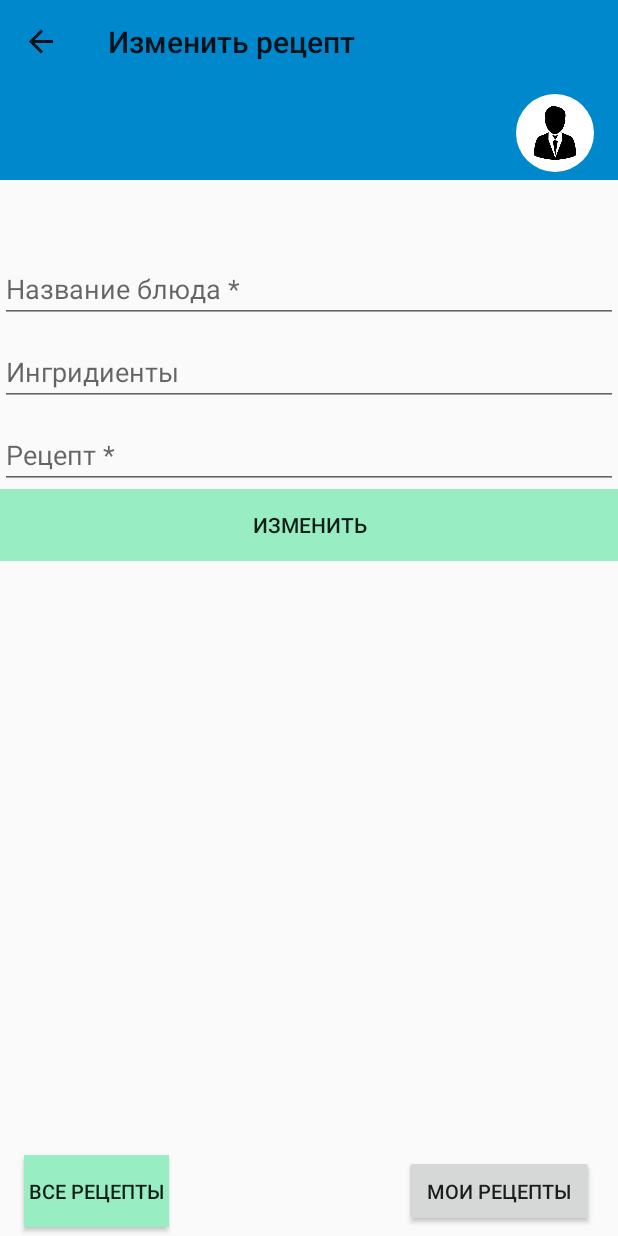
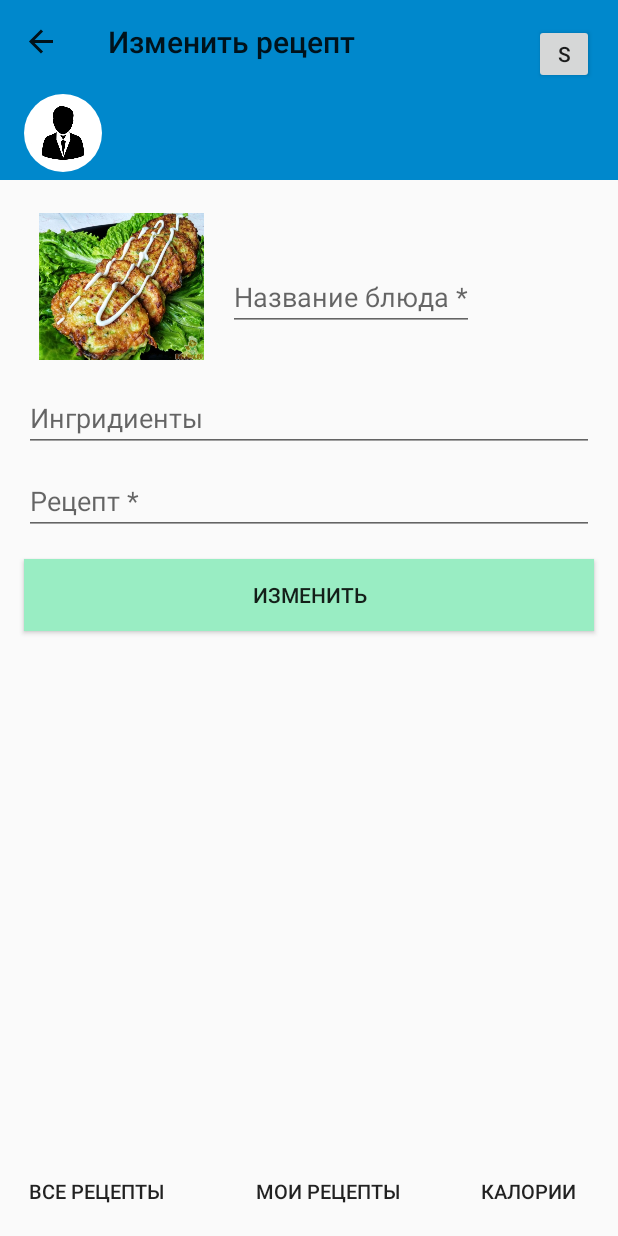
Before and after one commit to NikitaPetrenko17488/povar_v1, an Android app: the fragment3 screen opened through its navigation route, on a phone screen of 412 x 824 dp. Run offline under Robolectric (Android 15) with nearby library versions, the phone set to English and light mode, and no system bars; our stand-ins replace CircleImageView, Firebase (no records; nobody signed in at launch, a user with empty details on screens opened directly), navigation-ui.

Commit message:
сделал редактирование профиля, редактирование рецепта(работает малясь не правильно)

```diff
--- a/app/src/main/AndroidManifest.xml
+++ b/app/src/main/AndroidManifest.xml
@@ -21,7 +21,7 @@
         </activity>
 
         <activity android:name=".activity.MainActivity"
-            android:windowSoftInputMode="adjustResize">
+            android:windowSoftInputMode="adjustNothing">
         </activity>
         <activity android:name=".activity.AdminActivity"
             android:windowSoftInputMode="adjustResize">
--- a/app/src/main/java/com/example/povar/fragments/UpdateRecepts.kt
+++ b/app/src/main/java/com/example/povar/fragments/UpdateRecepts.kt
@@ -1,10 +1,12 @@
 package com.example.povar.fragments
 
 import android.os.Bundle
+import android.util.Log
 import androidx.fragment.app.Fragment
 import android.view.LayoutInflater
 import android.view.View
 import android.view.ViewGroup
+import android.widget.EditText
 import android.widget.Toast
 import com.example.povar.R
 import com.example.povar.ui.*
@@ -22,10 +24,16 @@ class fragment3 : Fragment() {
 
     override fun onStart() {
         super.onStart()
+        Avotzapolnenie()
         button_update.setOnClickListener { updateRecept() }  // если клик по кнопке вызвать метод
     }
 
     private fun updateRecept() {
+
+
+
+
+
         if (EditTextNameUpdate.text.toString().isEmpty()) {  // если пусто в названии блюда, то
             Toast.makeText(activity, "Введите название бюда", Toast.LENGTH_SHORT).show()
 
@@ -41,7 +49,7 @@ class fragment3 : Fragment() {
                     EditTextIngridientUpdate.text.toString() //запись в перемнную из ЕдитТекст
                 val formula =
                     EditTextFormulaUpdate.text.toString()// запись в перемнную из ЕдитТекст
-                val uid = AUTH.currentUser?.uid.toString()
+
                 val dateMap =
                     mutableMapOf<String, Any>() //создаем мапу , что бы разом передать в бд
                 dateMap[CHIELD_RECEPT_ID]
@@ -52,7 +60,7 @@ class fragment3 : Fragment() {
 
                 REF_DABATABSE_ROOT.child(NODE_RECEPTS).child(name).updateChildren(dateMap)
 
-                replaceFragment(fragment1())
+                replaceFragment(fragment5())
 
                 Toast.makeText(activity, "Блюдо успешно обновлено..", Toast.LENGTH_SHORT).show()
             }
@@ -68,6 +76,19 @@ class fragment3 : Fragment() {
         return inflater.inflate(R.layout.fragment_update, container, false)
 
     }
+fun Avotzapolnenie()
+{
+    Log.d(STORAGE_FOR_RECYCLE_RECEPT.name,"xuy")
 
+    var avtozagrNameUpdateRecept=
+        activity!!.findViewById<EditText>(R.id.EditTextNameUpdate)
+    avtozagrNameUpdateRecept.setText(STORAGE_FOR_RECYCLE_RECEPT.name)
+    var avtozagrIngridientsUpdateRecept=
+        activity!!.findViewById<EditText>(R.id.EditTextIngridientUpdate)
+    avtozagrIngridientsUpdateRecept.setText(STORAGE_FOR_RECYCLE_RECEPT.ingridients)
+    var avtozagrFormulaUpdateRecept=
+        activity!!.findViewById<EditText>(R.id.EditTextFormulaUpdate)
+    avtozagrFormulaUpdateRecept.setText(STORAGE_FOR_RECYCLE_RECEPT.formula)
+}
 
 }
--- a/app/src/main/res/layout/activity_main.xml
+++ b/app/src/main/res/layout/activity_main.xml
@@ -8,18 +8,48 @@
     tools:context=".activity.MainActivity">
 
 
+
+    <Button
+        android:id="@+id/SettingsForActivity"
+        android:gravity="center"
+        android:layout_height="40dp"
+        android:layout_width="40dp"
+        app:layout_constraintEnd_toEndOf="parent"
+        app:layout_constraintTop_toTopOf="parent"
+        android:layout_marginTop="16dp"
+        android:layout_marginRight="16dp"
+
+            android:text="SETTINGS"
+
+
+        />
+
     <Button
         android:id="@+id/myRecept"
-        android:textSize="13dp"
-        app:layout_constraintBottom_toBottomOf="parent"
         android:layout_width="wrap_content"
         android:layout_height="wrap_content"
-        app:layout_constraintRight_toRightOf="parent"
-        android:text=" Мои рецепты "
         android:layout_marginRight="16dp"
         android:layout_marginBottom="6dp"
+        android:text=" Мои рецепты "
+        android:background="@null"
+        android:textSize="13dp"
+        android:layout_marginStart="16dp"
+        app:layout_constraintBottom_toBottomOf="parent"
+       app:layout_constraintEnd_toStartOf="@+id/dopFunc"
+        app:layout_constraintStart_toEndOf="@+id/AllRecept" />
 
-
+    <Button
+        android:id="@+id/dopFunc"
+        android:layout_width="wrap_content"
+        android:layout_height="wrap_content"
+        android:layout_marginRight="16dp"
+        android:layout_marginBottom="6dp"
+        android:text=" калории "
+        android:background="@null"
+        android:textSize="13dp"
+        android:layout_marginStart="16dp"
+        app:layout_constraintBottom_toBottomOf="parent"
+        app:layout_constraintRight_toRightOf="parent"
         />
 
     <Button
@@ -30,10 +60,9 @@
         android:text=" Все рецепты "
         android:layout_marginLeft="16dp"
         android:layout_marginBottom="6dp"
-
         android:textSize="13dp"
         app:layout_constraintLeft_toLeftOf="parent"
-        android:background="@color/fon_button"
+        android:background="@null"
         />
 
     <fragment
@@ -63,27 +92,26 @@
         android:id="@+id/circleImageViewForActivityMain"
         android:layout_width="52dp"
         android:layout_height="52dp"
-        android:layout_marginRight="16dp"
+        android:layout_marginLeft="16dp"
         android:layout_marginBottom="5dp"
         android:src="@drawable/user"
         app:layout_constraintBottom_toBottomOf="@id/LinearActivity"
 
-        app:layout_constraintRight_toRightOf="parent" />
+        app:layout_constraintLeft_toLeftOf="parent" />
 
     <TextView
         android:id="@+id/textViewNameforActivityMain"
         android:layout_width="wrap_content"
         android:layout_height="29dp"
         android:layout_marginTop="72dp"
-        app:layout_constraintEnd_toEndOf="parent"
-        android:text="Diman"
+        android:gravity="top"
+        android:text=""
         android:textSize="25dp"
         android:textStyle="bold"
-        android:gravity="top"
-       android:layout_marginRight="75dp"
-        app:layout_constraintTop_toTopOf="parent"
+        android:layout_marginLeft="16dp"
+        app:layout_constraintStart_toEndOf="@+id/circleImageViewForActivityMain"
 
-        />
+        app:layout_constraintTop_toTopOf="parent" />
 
 
 
--- a/app/src/main/res/layout/fragment_update.xml
+++ b/app/src/main/res/layout/fragment_update.xml
@@ -1,62 +1,78 @@
 <?xml version="1.0" encoding="utf-8"?>
-<FrameLayout xmlns:android="http://schemas.android.com/apk/res/android"
+<androidx.constraintlayout.widget.ConstraintLayout xmlns:android="http://schemas.android.com/apk/res/android"
     xmlns:tools="http://schemas.android.com/tools"
     android:layout_width="match_parent"
     android:layout_height="match_parent"
+    xmlns:app="http://schemas.android.com/apk/res-auto"
     tools:context=".fragments.fragment3">
 
-    <ScrollView
-        android:layout_width="match_parent"
-        android:layout_height="wrap_content"
-        >
-
-        <LinearLayout
-            android:layout_width="match_parent"
-            android:layout_height="wrap_content"
-            android:orientation="vertical"
-            >
 
 
+
+            <ImageView
+                android:id="@+id/ImageUpdateRecept"
+               android:layout_marginStart="26dp"
+                app:layout_constraintStart_toStartOf="parent"
+                android:layout_height="110dp"
+                android:layout_width="110dp"
+                android:layout_marginTop="26dp"
+                app:layout_constraintTop_toTopOf="parent"
+                tools:ignore="MissingConstraints"
+                android:src="@drawable/recept"
+                />
             <EditText
                 android:id="@+id/EditTextNameUpdate"
-                android:layout_width="match_parent"
+                android:layout_width="wrap_content"
                 android:layout_height="wrap_content"
-                android:layout_marginTop="60dp"
+                android:layout_marginTop="65dp"
                 android:hint="Название блюда *"
+                app:layout_constraintTop_toTopOf="parent"
+                android:maxLines="1"
+                android:layout_marginStart="16dp"
+                app:layout_constraintStart_toEndOf="@id/ImageUpdateRecept"
 
                 />
+
     <EditText
         android:id="@+id/EditTextIngridientUpdate"
         android:layout_width="match_parent"
         android:layout_height="wrap_content"
         android:layout_marginTop="10dp"
         android:hint="Ингридиенты"
-
-                />
+        android:layout_marginStart="16dp"
+        android:layout_marginEnd="16dp"
+        app:layout_constraintEnd_toEndOf="parent"
+        app:layout_constraintStart_toStartOf="parent"
+        app:layout_constraintTop_toBottomOf="@id/ImageUpdateRecept" />
 
             <EditText
                 android:id="@+id/EditTextFormulaUpdate"
                 android:layout_width="match_parent"
                 android:layout_height="wrap_content"
                 android:layout_marginTop="10dp"
-                android:hint="Рецепт *" />
+                android:hint="Рецепт *"
+                android:layout_marginStart="16dp"
+                android:layout_marginEnd="16dp"
+                app:layout_constraintTop_toBottomOf="@id/EditTextIngridientUpdate"
 
-            <LinearLayout
-                android:layout_width="match_parent"
-                android:layout_height="match_parent"
-                android:gravity="bottom"
-                android:orientation="vertical">
+                />
+
+
+
 
                 <Button
+                    app:layout_constraintTop_toBottomOf="@id/EditTextFormulaUpdate"
                     android:id="@+id/button_update"
                     android:layout_width="match_parent"
                     android:layout_height="wrap_content"
                     android:background="@color/fon_button"
+                    android:layout_marginTop="16dp"
+                    android:layout_marginStart="16dp"
+                    android:layout_marginEnd="16dp"
+                    android:text="Изменить" />
 
-                    android:text="Изменить" />
-            </LinearLayout>
 
-        </LinearLayout>
-    </ScrollView>
 
-</FrameLayout>
+
+
+</androidx.constraintlayout.widget.ConstraintLayout>
--- a/app/src/main/res/layout/list_item_recept.xml
+++ b/app/src/main/res/layout/list_item_recept.xml
@@ -17,7 +17,7 @@
         android:layout_width="90dp"
         android:layout_height="90dp"
         app:layout_constraintTop_toTopOf="parent"
-        android:src="@drawable/user"
+        android:src="@drawable/recept"
         tools:ignore="MissingConstraints" />
 
     <TextView
--- a/app/src/main/res/navigation/routes.xml
+++ b/app/src/main/res/navigation/routes.xml
@@ -11,20 +11,7 @@
         android:id="@+id/fragment1"
         android:name="com.example.povar.fragments.fragment1"
         android:label="@string/nazvanie_froma1"
-        tools:layout="@layout/fragment_start">
-        <action
-            android:id="@+id/action_fragment1_to_fragment2"
-            app:destination="@id/fragment2" />
-        <action
-            android:id="@+id/action_fragment1_to_fragment4"
-            app:destination="@id/fragment4" />
-        <action
-            android:id="@+id/action_fragment1_to_fragment5"
-            app:destination="@id/fragment5" />
-        <action
-            android:id="@+id/action_fragment1_to_fragment3"
-            app:destination="@id/fragment3" />
-    </fragment>
+        tools:layout="@layout/fragment_start"/>
     <fragment
         android:id="@+id/fragment2"
         android:name="com.example.povar.fragments.fragment2"
@@ -47,7 +34,24 @@
         tools:layout="@layout/fragment_view1" >
         <action
             android:id="@+id/action_fragment5_to_profileUsers"
-            app:destination="@id/profileUsers" />
+            app:destination="@id/profileUsers"
+            app:enterAnim="@android:anim/fade_in"
+            app:exitAnim="@android:anim/fade_out"
+            app:popEnterAnim="@android:anim/fade_in"
+            app:popExitAnim="@android:anim/fade_out" />
+        <action
+            android:id="@+id/action_fragment5_to_fragment3"
+            app:destination="@id/fragment3"
+            app:enterAnim="@android:anim/fade_in"
+            app:exitAnim="@android:anim/fade_out"
+            app:popEnterAnim="@android:anim/fade_in"
+            app:popExitAnim="@android:anim/fade_out" />
+        <action
+            android:id="@+id/action_fragment5_to_fragment2"
+            app:destination="@id/fragment2" />
+        <action
+            android:id="@+id/action_fragment5_to_fragment4"
+            app:destination="@id/fragment4" />
     </fragment>
     <fragment
         android:id="@+id/editNumberFragment"
@@ -55,12 +59,12 @@
         android:label="Регистрация"
         tools:layout="@layout/fragment_edit_number">
         <action
-            android:id="@+id/action_editNumberFragment_to_fragment1"
-            app:destination="@id/fragment1"
-            app:enterAnim="@anim/nav_default_pop_enter_anim" />
-        <action
             android:id="@+id/action_editNumberFragment_to_fragment5"
-            app:destination="@id/fragment5" />
+            app:destination="@id/fragment5"
+            app:enterAnim="@android:anim/fade_in"
+            app:exitAnim="@android:anim/fade_out"
+            app:popEnterAnim="@android:anim/fade_in"
+            app:popExitAnim="@android:anim/fade_out" />
     </fragment>
     <fragment
         android:id="@+id/editCodeFragment"
@@ -75,11 +79,12 @@
             app:popEnterAnim="@android:anim/fade_in"
             app:popExitAnim="@android:anim/fade_out" />
         <action
-            android:id="@+id/action_editCodeFragment_to_fragment1"
-            app:destination="@id/fragment1" />
-        <action
             android:id="@+id/action_editCodeFragment_to_viewUsersForAdmin"
-            app:destination="@id/viewUsersForAdmin" />
+            app:destination="@id/viewUsersForAdmin"
+            app:enterAnim="@android:anim/fade_in"
+            app:exitAnim="@android:anim/fade_out"
+            app:popEnterAnim="@android:anim/fade_in"
+            app:popExitAnim="@android:anim/fade_out" />
     </fragment>
     <fragment
         android:id="@+id/viewUsersForAdmin"
@@ -90,5 +95,14 @@
         android:id="@+id/profileUsers"
         android:name="com.example.povar.fragments.ProfileUsers"
         android:label="Мой профиль"
-        tools:layout="@layout/fragment_profile_users" />
+        tools:layout="@layout/fragment_profile_users" >
+        <action
+            android:id="@+id/action_profileUsers_to_editProfileUser"
+            app:destination="@id/editProfileUser" />
+    </fragment>
+    <fragment
+        android:id="@+id/editProfileUser"
+        android:name="com.example.povar.fragments.EditProfileUser"
+        android:label="fragment_edit_profile"
+        tools:layout="@layout/fragment_edit_profile" />
 </navigation>
```
Also changed, not shown: app/src/main/java/com/example/povar/fragments/EditProfileUser.kt (added, +94 -0 lines), app/src/main/java/com/example/povar/fragments/ProfileUsers.kt (+10 -1 lines), app/src/main/java/com/example/povar/fragments/ViewRecepts.kt (+10 -7 lines), app/src/main/java/com/example/povar/ui/DataAdapter.kt (+8 -0 lines), app/src/main/java/com/example/povar/ui/utilites.kt (+15 -0 lines), app/src/main/res/layout/fragment_edit_profile.xml (added, +86 -0 lines), app/src/main/res/drawable-v24/recept.png (added), app/src/main/res/drawable-v24/settings.png (added). Lines whose indentation alone changed are shown as unchanged.
